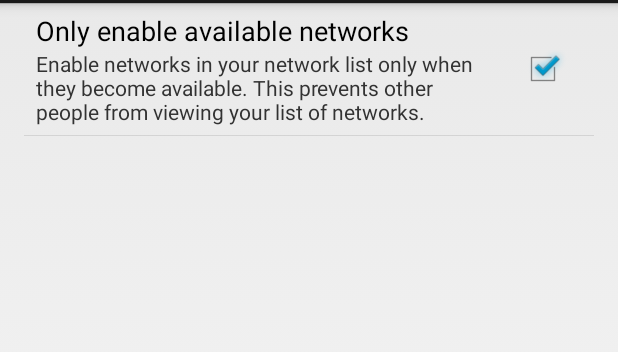
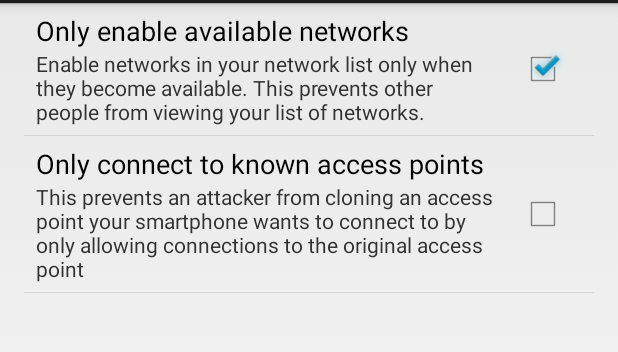
Before and after one commit to BramBonne/privacypolice, an Android app: the screen it shows after launch (MainActivity), on a phone screen of 412 x 824 dp, the part 69-421 px from its top. Run offline under Robolectric (Android 15) with nearby library versions, the phone set to English and light mode, and no system bars.

Commit message:
Added almost all code for checking if BSSID is known (only needs actions added to notification to fill the whitelist).

```diff
--- a/privacypolice/src/main/res/values/strings.xml
+++ b/privacypolice/src/main/res/values/strings.xml
@@ -7,5 +7,7 @@
     <string name="action_settings">Settings</string>
     <string name="pref_onlyavailable">Only enable available networks</string>
     <string name="pref_onlyavailable_summ">Enable networks in your network list only when they become available. This prevents other people from viewing your list of networks.</string>
+    <string name="pref_onlyknown">Only connect to known access points</string>
+    <string name="pref_onlyknown_summ">This prevents an attacker from cloning an access point your smartphone wants to connect to by only allowing connections to the original access point</string>
 
 </resources>
--- a/privacypolice/src/main/res/xml/preferences.xml
+++ b/privacypolice/src/main/res/xml/preferences.xml
@@ -8,4 +8,11 @@
         android:defaultValue="true"
         android:layout_width="wrap_content"
         android:layout_height="wrap_content" />
+    <CheckBoxPreference
+        android:key="onlyConnectToKnownAccessPoints"
+        android:title="@string/pref_onlyknown"
+        android:summary="@string/pref_onlyknown_summ"
+        android:defaultValue="false"
+        android:layout_width="wrap_content"
+        android:layout_height="wrap_content" />
 </PreferenceScreen>
```
Also changed, not shown: privacypolice/src/main/java/be/uhasselt/privacypolice/Preferences.java (+12 -0 lines), privacypolice/src/main/java/be/uhasselt/privacypolice/ScanResultsChecker.java (+51 -19 lines).
